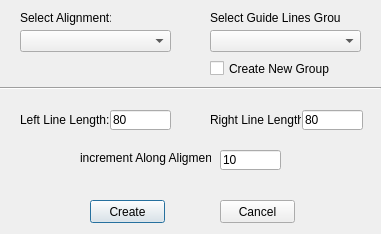
This is Resources/UI/CreateGuideLines.ui in HakanSeven12/FreeCAD-Geomatic-Workbench as Qt 5 draws it before an edit. The edited form follows.
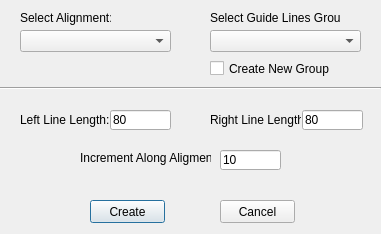
This is the edited form.

```diff
--- a/Resources/UI/CreateGuideLines.ui
+++ b/Resources/UI/CreateGuideLines.ui
@@ -134,7 +134,7 @@
     </rect>
    </property>
    <property name="text">
-    <string>increment Along Aligment:</string>
+    <string>Increment Along Aligment:</string>
    </property>
   </widget>
   <widget class="QLineEdit" name="IncrementLE">
```
